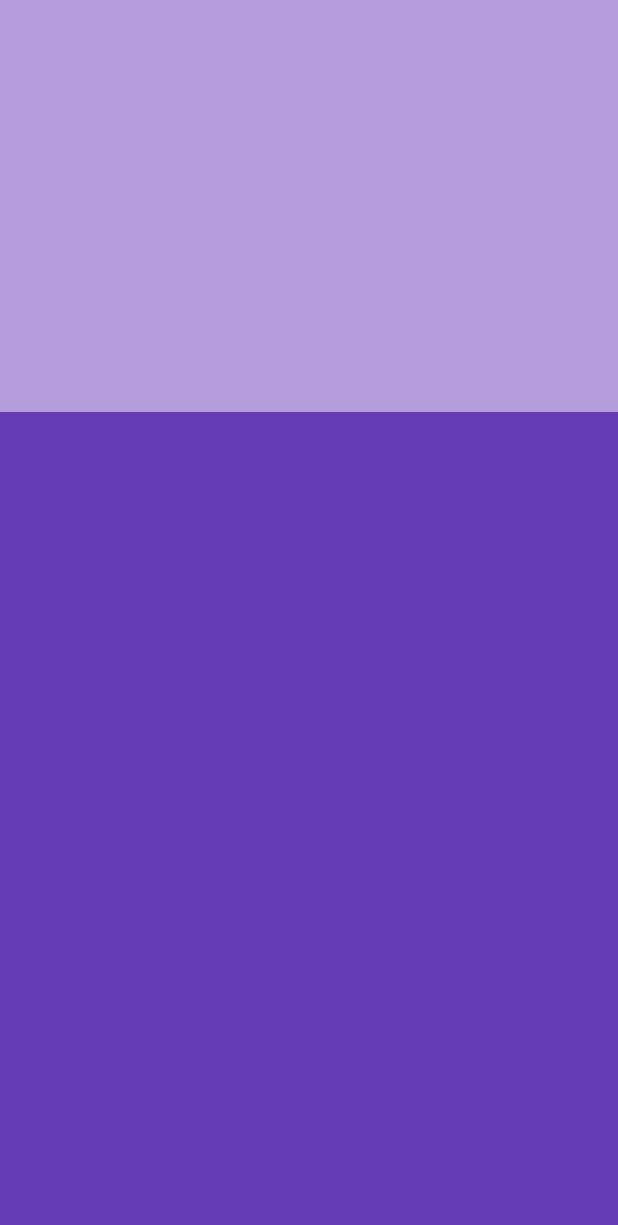
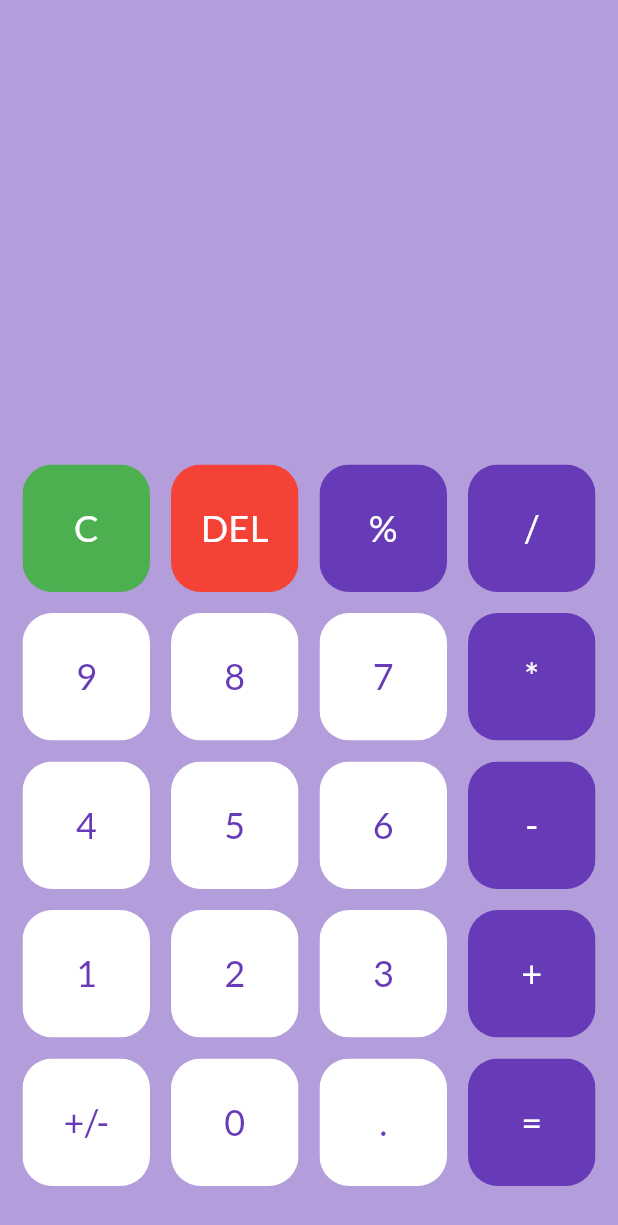
Before and after one commit to nirmit27/calc-app, a Flutter app: the screen it shows after launch, on a phone screen of 412 x 824 dp. Shown: the top 1225 px of the screen. Run offline on Flutter 3.47's test engine with Material 3 defaults, Android fonts, the phone set to English and light mode, and no system bars; our stand-ins replace google_fonts.

Commit message:
Finished the UI

```diff
--- a/calc_app/lib/button.dart
+++ b/calc_app/lib/button.dart
@@ -14,10 +14,10 @@ class MyButton extends StatelessWidget {
 
   @override
   Widget build(BuildContext context) {
-    return ClipRRect(
-      borderRadius: BorderRadius.circular(20.0),
-      child: Padding(
-        padding: const EdgeInsets.all(8.0),
+    return Padding(
+      padding: const EdgeInsets.all(7.0),
+      child: ClipRRect(
+        borderRadius: BorderRadius.circular(20.0),
         child: Container(
           color: btncolor,
           child: Center(
@@ -25,6 +25,7 @@ class MyButton extends StatelessWidget {
               btntxt,
               style: TextStyle(
                 color: txtcolor,
+                fontSize: 24,
               ),
             ),
           ),
--- a/calc_app/lib/main.dart
+++ b/calc_app/lib/main.dart
@@ -1,4 +1,6 @@
+import 'package:calc_app/button.dart';
 import 'package:flutter/material.dart';
+import 'package:google_fonts/google_fonts.dart';
 
 void main() {
   runApp(const MyApp());
@@ -13,6 +15,7 @@ class MyApp extends StatelessWidget {
       debugShowCheckedModeBanner: false,
       title: 'Calculator',
       theme: ThemeData(
+        textTheme: GoogleFonts.latoTextTheme(),
         colorScheme: ColorScheme.fromSeed(seedColor: Colors.deepPurple),
         useMaterial3: true,
       ),
@@ -29,22 +32,119 @@ class MyHomePage extends StatefulWidget {
 }
 
 class _MyHomePageState extends State<MyHomePage> {
+  final List<String> ops = [
+    '=',
+    '/',
+    '*',
+    '-',
+    '+',
+    '%',
+  ];
+
+  final List<String> buttons = [
+    'C',
+    'DEL',
+    '%',
+    '/',
+    '9',
+    '8',
+    '7',
+    '*',
+    '4',
+    '5',
+    '6',
+    '-',
+    '1',
+    '2',
+    '3',
+    '+',
+    '+/-',
+    '0',
+    '.',
+    '='
+  ];
+
+  final userqn = '';
+  final userans = '';
+
   @override
   Widget build(BuildContext context) {
     return Scaffold(
+      backgroundColor: Colors.deepPurple[200],
       body: Column(children: <Widget>[
+        const SizedBox(
+          height: 30,
+        ),
         Expanded(
           flex: 1,
-          child: Container(
-            color: Colors.deepPurple[200],
+          child: Column(
+            mainAxisAlignment: MainAxisAlignment.spaceEvenly,
+            children: <Widget>[
+              Container(
+                alignment: Alignment.centerLeft,
+                padding: const EdgeInsets.all(20.0),
+                child: Text(
+                  userqn,
+                  style: const TextStyle(
+                    fontSize: 20,
+                  ),
+                ),
+              ),
+              Container(
+                alignment: Alignment.centerRight,
+                padding: const EdgeInsets.all(20.0),
+                child: Text(
+                  userans,
+                  style: const TextStyle(
+                    fontSize: 30,
+                  ),
+                ),
+              ),
+            ],
           ),
         ),
         Expanded(
-            flex: 2,
-            child: Container(
-              color: Colors.deepPurple,
-            )),
+          flex: 2,
+          child: Padding(
+            padding: const EdgeInsets.all(8.0),
+            child: GridView.builder(
+                itemCount: buttons.length,
+                gridDelegate: const SliverGridDelegateWithFixedCrossAxisCount(
+                    crossAxisCount: 4),
+                itemBuilder: (BuildContext context, int index) {
+                  if (index == 0) {
+                    return MyButton(
+                        txtcolor: Colors.white,
+                        btntxt: buttons[index],
+                        btncolor: Colors.green);
+                  }
+                  if (index == 1) {
+                    return MyButton(
+                        txtcolor: Colors.white,
+                        btntxt: buttons[index],
+                        btncolor: Colors.red);
+                  }
+                  return MyButton(
+                      txtcolor: isOp(buttons[index])
+                          ? Colors.white
+                          : Colors.deepPurple,
+                      btntxt: buttons[index],
+                      btncolor: isOp(buttons[index])
+                          ? Colors.deepPurple
+                          : Colors.white);
+                }),
+          ),
+          // child: ,
+        ),
       ]),
     );
   }
+
+  bool isOp(String x) {
+    if (ops.contains(x)) {
+      return true;
+    } else {
+      return false;
+    }
+  }
 }
--- a/calc_app/pubspec.yaml
+++ b/calc_app/pubspec.yaml
@@ -35,6 +35,7 @@ dependencies:
   # The following adds the Cupertino Icons font to your application.
   # Use with the CupertinoIcons class for iOS style icons.
   cupertino_icons: ^1.0.2
+  google_fonts: ^5.1.0
 
 dev_dependencies:
   flutter_test:
```
Also changed, not shown: calc_app/pubspec.lock, 1 other file.
